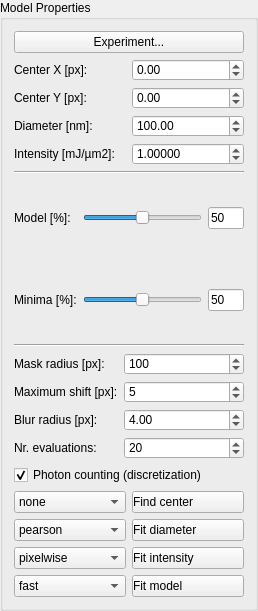
This is ui/modelProperties.ui in FXIhub/owl as Qt 5 draws it before an edit. The edited form follows.
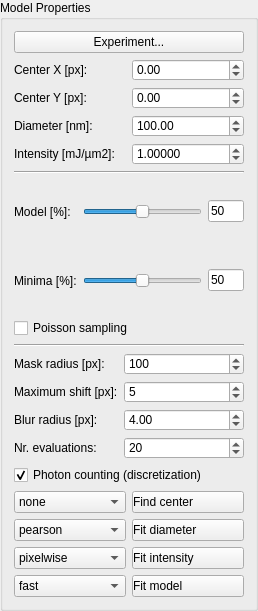
This is the edited form.

Commit message: add switch to view the model in continuos or poisson sampled representation

Diff of the .ui file:
```diff
--- a/ui/modelProperties.ui
+++ b/ui/modelProperties.ui
@@ -321,52 +321,7 @@
    </item>
    <item row="3" column="0">
     <layout class="QGridLayout" name="gridLayout_4">
-     <item row="0" column="0" rowspan="2" colspan="2">
-      <widget class="QLabel" name="visibilityLabel">
-       <property name="text">
-        <string>Model [%]:</string>
-       </property>
-      </widget>
-     </item>
-     <item row="0" column="2" rowspan="2">
-      <widget class="QSlider" name="visibilitySlider">
-       <property name="sizePolicy">
-        <sizepolicy hsizetype="Expanding" vsizetype="Fixed">
-         <horstretch>10</horstretch>
-         <verstretch>0</verstretch>
-        </sizepolicy>
-       </property>
-       <property name="minimum">
-        <number>0</number>
-       </property>
-       <property name="maximum">
-        <number>100</number>
-       </property>
-       <property name="value">
-        <number>50</number>
-       </property>
-       <property name="orientation">
-        <enum>Qt::Horizontal</enum>
-       </property>
-      </widget>
-     </item>
-     <item row="0" column="3" rowspan="2">
-      <widget class="QLineEdit" name="visibilityEdit">
-       <property name="sizePolicy">
-        <sizepolicy hsizetype="Expanding" vsizetype="Fixed">
-         <horstretch>3</horstretch>
-         <verstretch>0</verstretch>
-        </sizepolicy>
-       </property>
-       <property name="text">
-        <string>50</string>
-       </property>
-       <property name="maxLength">
-        <number>200</number>
-       </property>
-      </widget>
-     </item>
-     <item row="2" column="2" rowspan="2">
+     <item row="3" column="2" rowspan="2">
       <widget class="QSlider" name="minimaSlider">
        <property name="sizePolicy">
         <sizepolicy hsizetype="Expanding" vsizetype="Fixed">
@@ -388,7 +343,7 @@
        </property>
       </widget>
      </item>
-     <item row="2" column="3" rowspan="2">
+     <item row="3" column="3" rowspan="2">
       <widget class="QLineEdit" name="minimaEdit">
        <property name="sizePolicy">
         <sizepolicy hsizetype="Expanding" vsizetype="Fixed">
@@ -410,13 +365,65 @@
        </property>
       </widget>
      </item>
-     <item row="2" column="0" rowspan="2" colspan="2">
+     <item row="3" column="0" rowspan="2" colspan="2">
       <widget class="QLabel" name="minimaLabel">
        <property name="text">
         <string>Minima [%]:</string>
        </property>
       </widget>
      </item>
+     <item row="1" column="3" rowspan="2">
+      <widget class="QLineEdit" name="visibilityEdit">
+       <property name="sizePolicy">
+        <sizepolicy hsizetype="Expanding" vsizetype="Fixed">
+         <horstretch>3</horstretch>
+         <verstretch>0</verstretch>
+        </sizepolicy>
+       </property>
+       <property name="text">
+        <string>50</string>
+       </property>
+       <property name="maxLength">
+        <number>200</number>
+       </property>
+      </widget>
+     </item>
+     <item row="1" column="2" rowspan="2">
+      <widget class="QSlider" name="visibilitySlider">
+       <property name="sizePolicy">
+        <sizepolicy hsizetype="Expanding" vsizetype="Fixed">
+         <horstretch>10</horstretch>
+         <verstretch>0</verstretch>
+        </sizepolicy>
+       </property>
+       <property name="minimum">
+        <number>0</number>
+       </property>
+       <property name="maximum">
+        <number>100</number>
+       </property>
+       <property name="value">
+        <number>50</number>
+       </property>
+       <property name="orientation">
+        <enum>Qt::Horizontal</enum>
+       </property>
+      </widget>
+     </item>
+     <item row="1" column="0" rowspan="2" colspan="2">
+      <widget class="QLabel" name="visibilityLabel">
+       <property name="text">
+        <string>Model [%]:</string>
+       </property>
+      </widget>
+     </item>
+     <item row="5" column="0" colspan="4">
+      <widget class="QCheckBox" name="showModelPoisson">
+       <property name="text">
+        <string>Poisson sampling</string>
+       </property>
+      </widget>
+     </item>
     </layout>
    </item>
    <item row="2" column="0">
```
The commit also changes 3 other files.
